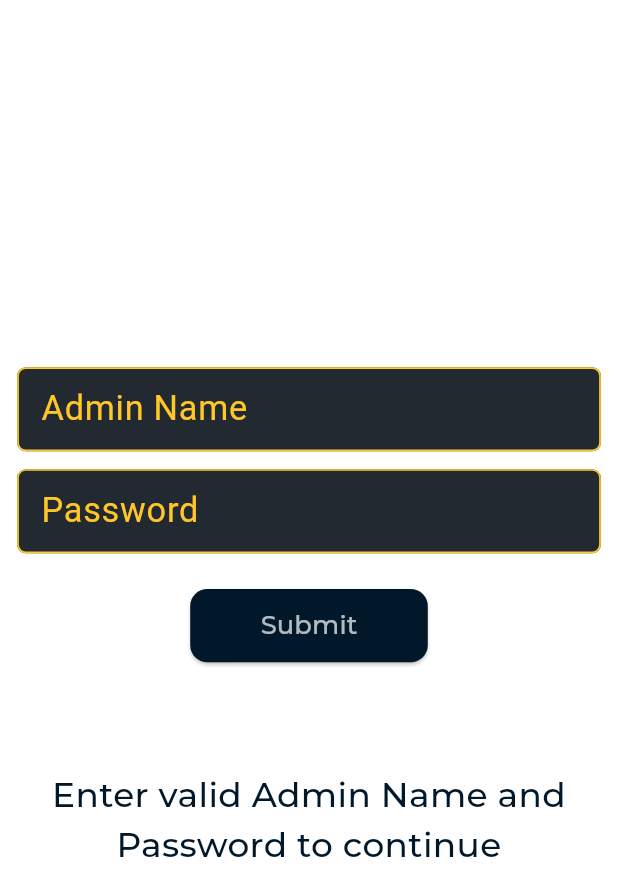
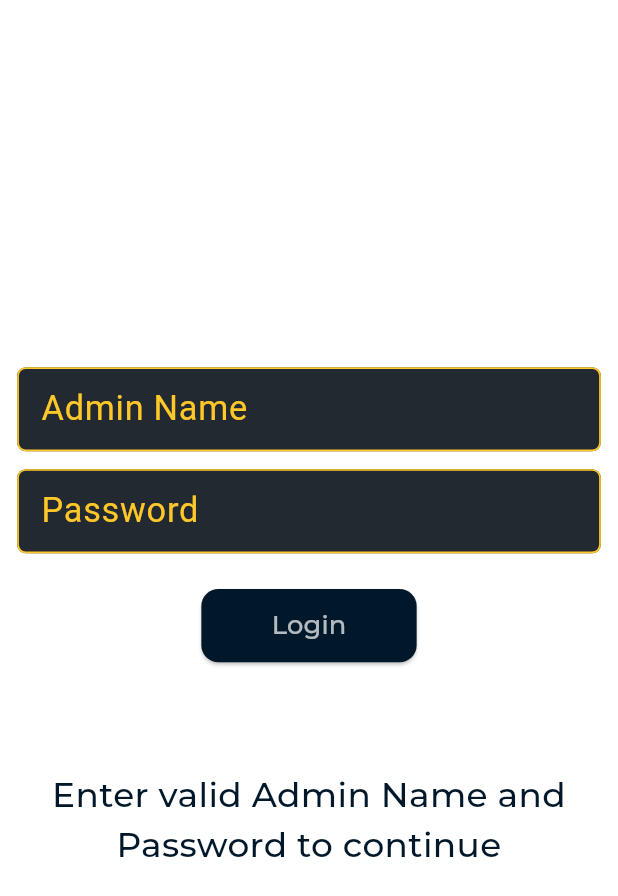
Before and after one commit to Faizan-glitch-os/student_potal_aup, a Flutter app: the AdminScreen screen opened directly, on a phone screen of 412 x 824 dp. Shown: the top 896 px of the screen. Run offline on Flutter 3.47's test engine with Material 3 defaults, Android fonts, the phone set to English and light mode, and no system bars; our stand-ins replace animated_splash_screen, dio, firebase_core, firebase_storage, flutter_screenutil, image_picker and 5 more; accounts and stored records are empty; project files that could hold a hidden picture were left out.

Commit message:
Login Logout concept added

```diff
--- a/lib/screens/admin_screen.dart
+++ b/lib/screens/admin_screen.dart
@@ -44,13 +44,16 @@ class _AdminScreenState extends State<AdminScreen> {
     );
   }
 
+  bool login = false;
+
   @override
   Widget build(BuildContext context) {
     TextEditingController adminNameController = TextEditingController();
     TextEditingController passwordController = TextEditingController();
 
-    void succes() {
+    void success() {
       setState(() {
+        login = !login;
         content = Column(
           children: [
             Text(
@@ -99,7 +102,7 @@ class _AdminScreenState extends State<AdminScreen> {
               'Access Denied, Wrong Credentials',
               style: TextStyle(
                 color: Colors.red,
-                fontSize: 25.sp,
+                fontSize: 20.sp,
                 fontFamily: 'Montserrat',
               ),
             ),
@@ -128,7 +131,8 @@ class _AdminScreenState extends State<AdminScreen> {
                     label: 'Password',
                     keyboardType: TextInputType.text),
                 SizedBox(height: 20.h),
-                ElevatedButton(
+                login
+                    ? ElevatedButton(
                         style: ButtonStyle(
                             shape: WidgetStateProperty.all(
                               RoundedRectangleBorder(
@@ -138,23 +142,56 @@ class _AdminScreenState extends State<AdminScreen> {
                             backgroundColor: WidgetStateProperty.all(
                               darkPurple,
                             ),
-                      foregroundColor: WidgetStateProperty.all(halfWhite)),
+                            foregroundColor:
+                                WidgetStateProperty.all(halfWhite)),
+                        onPressed: () {
+                          print(adminNameController.text);
+                          print(passwordController.text);
+                          setState(() {
+                            login = !login;
+                          });
+                          Navigator.pop(context);
+                        },
+                        child: Padding(
+                          padding: EdgeInsets.symmetric(
+                              horizontal: 20.w, vertical: 10.h),
+                          child: Text(
+                            'LogOut',
+                            style: TextStyle(
+                              fontSize: 15.sp,
+                              fontFamily: 'Montserrat',
+                            ),
+                          ),
+                        ),
+                      )
+                    : ElevatedButton(
+                        style: ButtonStyle(
+                            shape: WidgetStateProperty.all(
+                              RoundedRectangleBorder(
+                                borderRadius: BorderRadius.circular(10.r),
+                              ),
+                            ),
+                            backgroundColor: WidgetStateProperty.all(
+                              darkPurple,
+                            ),
+                            foregroundColor:
+                                WidgetStateProperty.all(halfWhite)),
                         onPressed: () {
                           print(adminNameController.text);
                           print(passwordController.text);
                           if (adminNameController.text == 'admin1' &&
                               passwordController.text == 'admin2') {
-                      succes();
+                            success();
                             FocusScope.of(context).unfocus();
                           } else {
                             fail();
                           }
                         },
                         child: Padding(
-                    padding:
-                        EdgeInsets.symmetric(horizontal: 20.w, vertical: 10.h),
+                          padding: EdgeInsets.symmetric(
+                              horizontal: 20.w, vertical: 10.h),
                           child: Text(
-                      'Submit',
+                            'Login',
                             style: TextStyle(
                               fontSize: 15.sp,
                               fontFamily: 'Montserrat',
```
Lines whose indentation alone changed are shown as unchanged.
